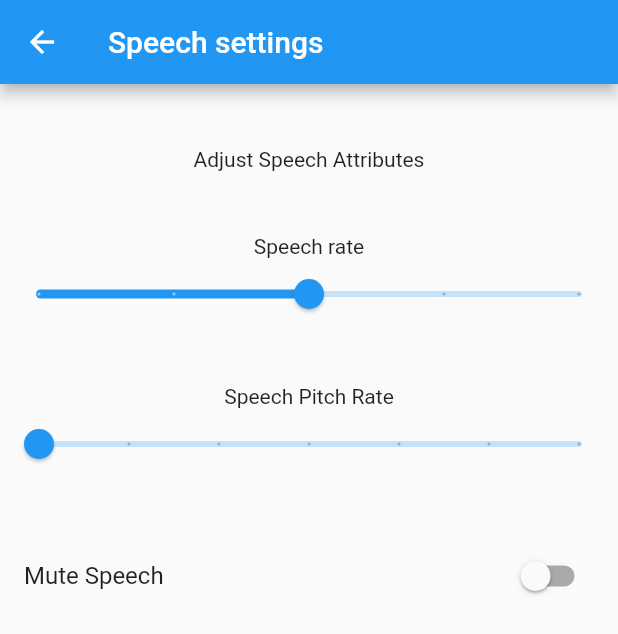
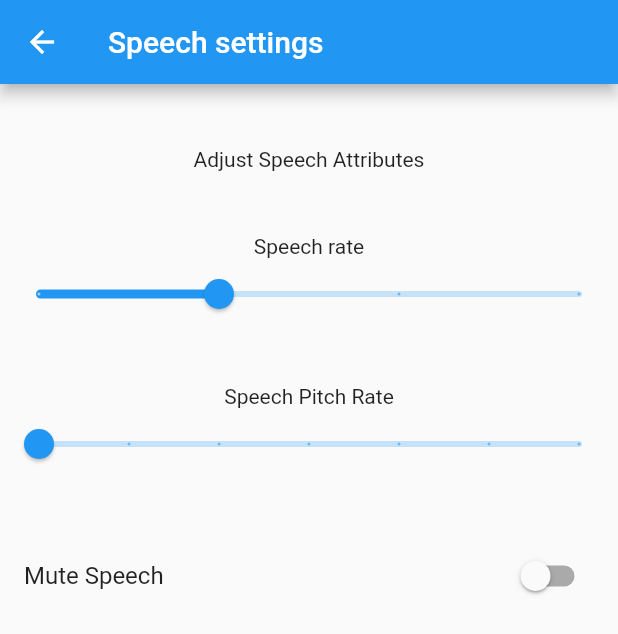
Before and after one commit to mipsmonsta/tokBusArrivals, a Flutter app: the screen it shows after launch, after a tap on the "settings" icon, on a phone screen of 412 x 824 dp. Shown: the top 634 px of the screen. Run offline on Flutter 3.47's test engine with Material 2 defaults, Android fonts, the phone set to English and light mode, and no system bars; our stand-ins replace bloc, equatable, flutter_bloc, flutter_tts, hydrated_bloc.

```diff
--- a/lib/bloc/speechReadingBloc.dart
+++ b/lib/bloc/speechReadingBloc.dart
@@ -5,20 +5,22 @@ import 'package:tokbusarrival/bloc/speechReadingState.dart';
 
 class SpeechReadingBloc extends Bloc<SpeechReadingEvent, SpeechReadingState> {
   final FlutterTts _flutterTts = FlutterTts();
-  SpeechReadingBloc() : super(SpeechPreparingState()) {
-    setUpTts();
+  SpeechReadingBloc(bool isMute, double pitch, double rate)
+      : super(SpeechPreparingState()) {
+    setUpTts(isMute, pitch, rate);
   }
 
   FlutterTts get getTts {
     return _flutterTts;
   }
 
-  void setUpTts() async {
+  void setUpTts(bool isMute, double pitch, double rate) async {
     await _flutterTts.awaitSpeakCompletion(true);
     await _flutterTts.setLanguage("en-US");
-    await _flutterTts.setSpeechRate(0.5);
-    await _flutterTts.setVolume(1.0);
-    await _flutterTts.setPitch(1.0);
+    await _flutterTts.setSpeechRate(rate);
+    await _flutterTts.setVolume(isMute ? 0.0 : 1.0);
+    await _flutterTts.setPitch(pitch);
+    print("$isMute, $pitch, $rate");
     _flutterTts.setCompletionHandler(() {
       add(SpeechStopReadingEvent());
     });
--- a/lib/cubit/SpeechRateCubit.dart
+++ b/lib/cubit/SpeechRateCubit.dart
@@ -2,7 +2,7 @@ import 'package:hydrated_bloc/hydrated_bloc.dart';
 
 class SpeechRateCubit extends HydratedCubit<double> {
   final double max = 1.0;
-  final double min = 0.0;
+  final double min = 0.25;
 
   SpeechRateCubit() : super(0.5);
 
--- a/lib/main.dart
+++ b/lib/main.dart
@@ -47,8 +47,14 @@ class MyApp extends StatelessWidget {
         BlocProvider<SpeechRateCubit>(create: (_) => SpeechRateCubit()),
         BlocProvider<SpeechMuteCubit>(create: (_) => SpeechMuteCubit()),
         BlocProvider<SpeechReadingBloc>(
-            create: (_) =>
-                SpeechReadingBloc()), // put above MaterialAppLevel so that mute state read/write app-wide
+            lazy:
+                false, //disable lazy creation so that the tts can be set with vol, pitch and rate to be ready for speech early
+            create: (context) => SpeechReadingBloc(
+                context.read<SpeechMuteCubit>().state,
+                context.read<SpeechPitchCubit>().state,
+                context
+                    .read<SpeechRateCubit>()
+                    .state)), // put above MaterialAppLevel so that mute state read/write app-wide
       ],
       child: MaterialApp(
         title: 'Tok Bus Arrival',
@@ -65,17 +71,7 @@ class MyApp extends StatelessWidget {
           primarySwatch: Colors.blue,
         ),
         routes: {
-          '/': (_) => BlocListener<SpeechMuteCubit, bool>(
-              listener: (context, state) {
-                if (state) {
-                  ScaffoldMessenger.of(context)
-                    ..removeCurrentMaterialBanner()
-                    ..showMaterialBanner(getIsMuteMaterialBanner(context));
-                } else {
-                  ScaffoldMessenger.of(context).hideCurrentMaterialBanner();
-                }
-              },
-              child: ArrivalsMainPage()),
+          '/': (_) => ArrivalsMainPage(),
           '/settings': (_) => SpeechSettingsPage(),
         },
       ),
--- a/lib/presentation/arrivalsMainPage.dart
+++ b/lib/presentation/arrivalsMainPage.dart
@@ -133,12 +133,6 @@ class _ArrivalsMainPageState extends State<ArrivalsMainPage> {
             ));
   }
 
-  Future<bool> _onPop() {
-    context.read<SpeechMuteCubit>().toggleMuteOrUnMute(false);
-
-    return Future.value(true);
-  }
-
   @override
   Widget build(BuildContext context) {
     // This method is rerun every time setState is called, for instance as done
@@ -153,18 +147,7 @@ class _ArrivalsMainPageState extends State<ArrivalsMainPage> {
         appBar: AppBar(
           // Here we take the value from the MyHomePage object that was created by
           // the App.build method, and use it to set our appbar title.
-          title: Builder(builder: (context) {
-            bool isSpeechMuted = context.watch<SpeechMuteCubit>().state;
-            var speechRate = context.watch<SpeechRateCubit>().state;
-            var speechPitch = context.watch<SpeechPitchCubit>().state;
-
-            context.read<SpeechReadingBloc>().getTts
-              ..setPitch(speechPitch)
-              ..setSpeechRate(speechRate)
-              ..setVolume(isSpeechMuted ? 0.0 : 1.0);
-
-            return Text("Bus Arrivals @ Stop");
-          }),
+          title: Text("Bus Arrivals @ Stop"),
           actions: [
             IconButton(
               icon: const Icon(Icons.settings),
@@ -175,9 +158,7 @@ class _ArrivalsMainPageState extends State<ArrivalsMainPage> {
             )
           ],
         ),
-        body: WillPopScope(
-          onWillPop: _onPop, //unmute when back is pressed
-          child: Center(
+        body: Center(
             child:
                 Column(mainAxisAlignment: MainAxisAlignment.start, children: [
           Builder(builder: (context) {
@@ -186,9 +167,9 @@ class _ArrivalsMainPageState extends State<ArrivalsMainPage> {
                 .state; //Adjust space for materialbanner if speech is muted
 
             return Padding(
-                  padding: isSpeechMute
-                      ? const EdgeInsets.fromLTRB(8.0, 52.0, 8.0, 0)
-                      : const EdgeInsets.fromLTRB(8.0, 0, 8.0, 0),
+                padding: //isSpeechMute
+                    //? const EdgeInsets.fromLTRB(8.0, 52.0, 8.0, 0) :
+                    const EdgeInsets.fromLTRB(8.0, 0, 8.0, 0),
                 child: TextField(
                     onSubmitted: _onCodeSubmitted,
                     keyboardType: TextInputType.number,
@@ -212,8 +193,7 @@ class _ArrivalsMainPageState extends State<ArrivalsMainPage> {
                   break;
 
                 case ArrivalsQueryStateSuccess:
-                    var services =
-                        (state as ArrivalsQueryStateSuccess).services;
+                  var services = (state as ArrivalsQueryStateSuccess).services;
                   var preparedSpeech = _createSpeechFromServices(services);
 
                   context
@@ -233,7 +213,6 @@ class _ArrivalsMainPageState extends State<ArrivalsMainPage> {
           )
         ])),
       ),
-      ),
     );
   }
 
--- a/lib/presentation/speechSettingsPage.dart
+++ b/lib/presentation/speechSettingsPage.dart
@@ -28,8 +28,10 @@ class _SpeechSettingsPageState extends State<SpeechSettingsPage> {
                 Text("Speech rate"),
                 BlocConsumer<SpeechRateCubit, double>(builder: (ctx, state) {
                   return Slider(
+                      min: 0.25,
+                      max: 1.0,
                       value: state,
-                      divisions: 4,
+                      divisions: 3,
                       label: state.toString(),
                       onChanged: (value) {
                         ctx.read<SpeechRateCubit>().adjustToValue(value);
```
Lines whose indentation alone changed are shown as unchanged.
